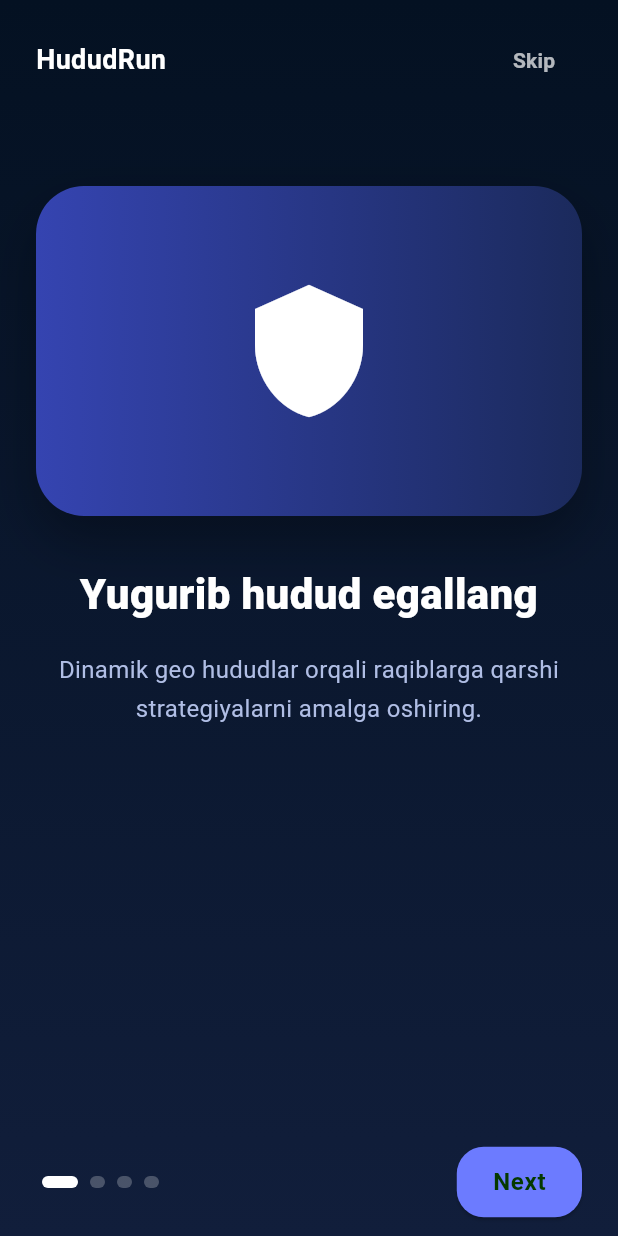
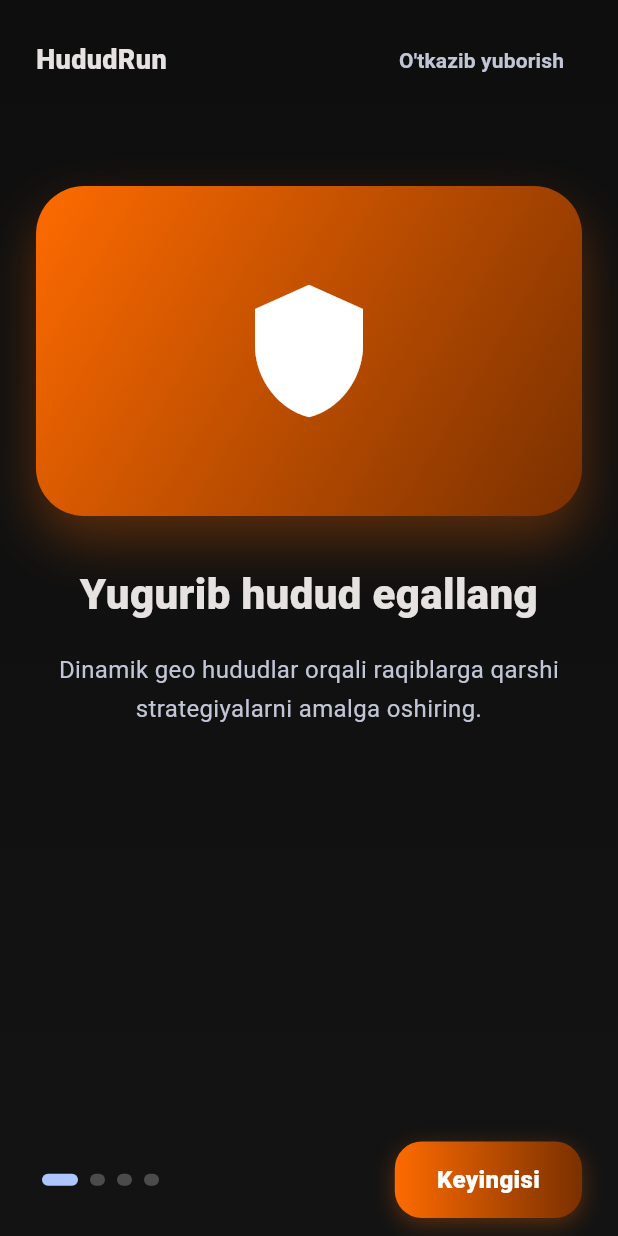
Before and after one commit to Doniyorbek2000/HududRun, a Flutter app: the screen it shows after launch, on a phone screen of 412 x 824 dp. Run offline on Flutter 3.47's test engine with Material 3 defaults, Android fonts, the phone set to English and light mode, and no system bars; our stand-ins replace flutter_map, flutter_secure_storage, geolocator, image_picker, latlong2, shared_preferences; accounts and stored records are empty; Roboto replaces fonts that are missing (Montserrat).

Commit message:
style: align onboarding screen with app theme
Replace ad-hoc blue palette with AppColors (background gradient,
conquest gradient, surface text colors) and Uzbek button labels to
match the rest of the app.

https://claude.ai/code/session_01RWWztZGgG2Hx2iJUZrgZEX

```diff
--- a/mobile/lib/features/onboarding/onboarding_screen.dart
+++ b/mobile/lib/features/onboarding/onboarding_screen.dart
@@ -1,4 +1,7 @@
+// ignore_for_file: deprecated_member_use
 import 'package:flutter/material.dart';
+
+import '../../theme_colors.dart';
 
 class OnboardingScreen extends StatefulWidget {
   final VoidCallback onFinish;
@@ -57,7 +60,7 @@ class _OnboardingScreenState extends State<OnboardingScreen> {
       body: Container(
         decoration: const BoxDecoration(
           gradient: LinearGradient(
-            colors: [Color(0xFF041122), Color(0xFF111E3B)],
+            colors: AppColors.backgroundGradient,
             begin: Alignment.topCenter,
             end: Alignment.bottomCenter,
           ),
@@ -76,16 +79,17 @@ class _OnboardingScreenState extends State<OnboardingScreen> {
                     const Text(
                       'HududRun',
                       style: TextStyle(
-                        color: Colors.white,
+                        color: AppColors.onSurface,
                         fontSize: 18,
-                        fontWeight: FontWeight.w700,
+                        fontWeight: FontWeight.w800,
+                        fontFamily: 'Montserrat',
                       ),
                     ),
                     TextButton(
                       onPressed: widget.onFinish,
                       child: const Text(
-                        'Skip',
-                        style: TextStyle(color: Colors.white70),
+                        "O'tkazib yuborish",
+                        style: TextStyle(color: AppColors.onSurfaceVariant),
                       ),
                     ),
                   ],
@@ -113,11 +117,13 @@ class _OnboardingScreenState extends State<OnboardingScreen> {
                             decoration: BoxDecoration(
                               borderRadius: BorderRadius.circular(32),
                               gradient: const LinearGradient(
-                                colors: [Color(0xFF3544B1), Color(0xFF1B2A5C)],
+                                colors: AppColors.conquestGradient,
+                                begin: Alignment.topLeft,
+                                end: Alignment.bottomRight,
                               ),
-                              boxShadow: [
-                                const BoxShadow(
-                                  color: Color.fromRGBO(0, 0, 0, 0.3),
+                              boxShadow: const [
+                                BoxShadow(
+                                  color: Color(0x4DFE6B00),
                                   blurRadius: 30,
                                   offset: Offset(0, 16),
                                 ),
@@ -136,9 +142,10 @@ class _OnboardingScreenState extends State<OnboardingScreen> {
                             slide.title,
                             textAlign: TextAlign.center,
                             style: const TextStyle(
-                              color: Colors.white,
+                              color: AppColors.onSurface,
                               fontSize: 28,
                               fontWeight: FontWeight.w800,
+                              fontFamily: 'Montserrat',
                             ),
                           ),
                           const SizedBox(height: 18),
@@ -146,7 +153,7 @@ class _OnboardingScreenState extends State<OnboardingScreen> {
                             slide.description,
                             textAlign: TextAlign.center,
                             style: const TextStyle(
-                              color: Color(0xFFB0BEE5),
+                              color: AppColors.onSurfaceVariant,
                               fontSize: 16,
                               height: 1.6,
                             ),
@@ -175,30 +182,42 @@ class _OnboardingScreenState extends State<OnboardingScreen> {
                           width: _activePage == index ? 24 : 10,
                           decoration: BoxDecoration(
                             color: _activePage == index
-                                ? Colors.white
+                                ? AppColors.primary
                                 : Colors.white24,
                             borderRadius: BorderRadius.circular(12),
                           ),
                         ),
                       ),
                     ),
-                    ElevatedButton(
-                      onPressed: _onNext,
-                      style: ElevatedButton.styleFrom(
-                        backgroundColor: const Color(0xFF6C7BFF),
+                    GestureDetector(
+                      onTap: _onNext,
+                      child: Container(
                         padding: const EdgeInsets.symmetric(
-                          horizontal: 24,
+                          horizontal: 28,
                           vertical: 14,
                         ),
-                        shape: RoundedRectangleBorder(
+                        decoration: BoxDecoration(
+                          gradient: const LinearGradient(
+                            colors: AppColors.conquestGradient,
+                          ),
                           borderRadius: BorderRadius.circular(18),
+                          boxShadow: const [
+                            BoxShadow(
+                              color: Color(0x4DFE6B00),
+                              blurRadius: 12,
+                              offset: Offset(0, 4),
+                            ),
+                          ],
                         ),
-                      ),
-                      child: Text(
-                        _activePage == _slides.length - 1 ? 'Start' : 'Next',
-                        style: const TextStyle(
-                          fontSize: 16,
-                          fontWeight: FontWeight.w700,
+                        child: Text(
+                          _activePage == _slides.length - 1
+                              ? 'Boshlash'
+                              : 'Keyingisi',
+                          style: const TextStyle(
+                            color: Colors.white,
+                            fontSize: 16,
+                            fontWeight: FontWeight.w800,
+                          ),
                         ),
                       ),
                     ),
```
